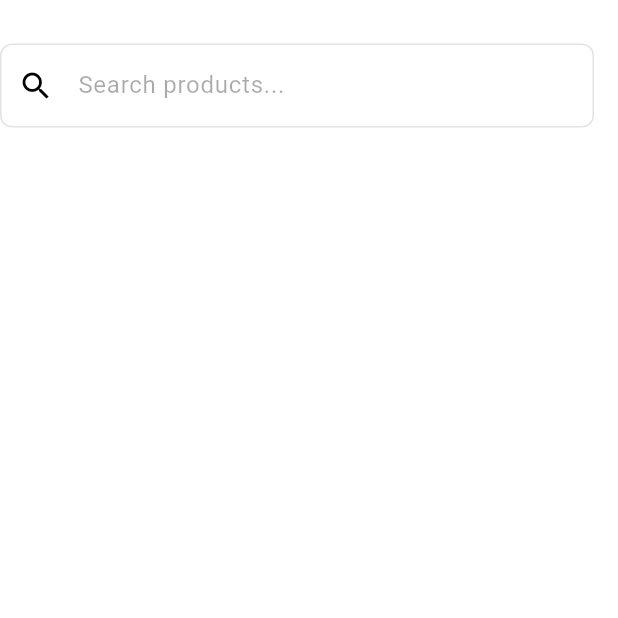
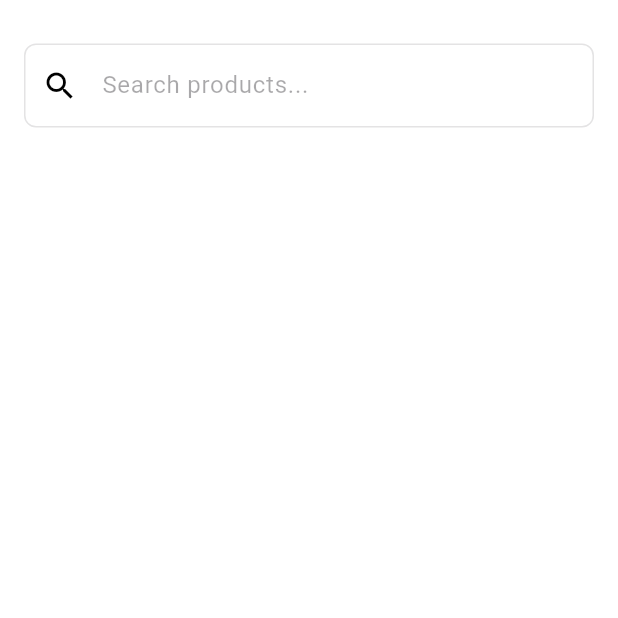
Before and after one commit to NNDipuIslam/e_commerce_product_listing_app, a Flutter app: the screen it shows after launch, on a phone screen of 412 x 824 dp, the top half of it. Run offline on Flutter 3.47's test engine with Material 3 defaults, Android fonts, the phone set to English and light mode, and no system bars; our stand-ins replace bloc, cached_network_image, dartz, dio, equatable, flutter_bloc and 4 more; accounts and stored records are empty; network calls fail.

Commit message:
complete app

```diff
--- a/lib/features/search/presentation/pages/home_screen.dart
+++ b/lib/features/search/presentation/pages/home_screen.dart
@@ -55,7 +55,7 @@ class _HomeScreenState extends State<HomeScreen> {
                 children: [
                   const SizedBox(height: 19),
                   Padding(
-                    padding: const EdgeInsets.only(right: 16),
+                    padding: const EdgeInsets.symmetric(horizontal: 16),
                     child: _buildSearchBar(),
                   ),
                   const SizedBox(height: 16),
```
Also changed, not shown: lib/features/search/presentation/bloc/search_bloc.dart (+14 -14 lines).
